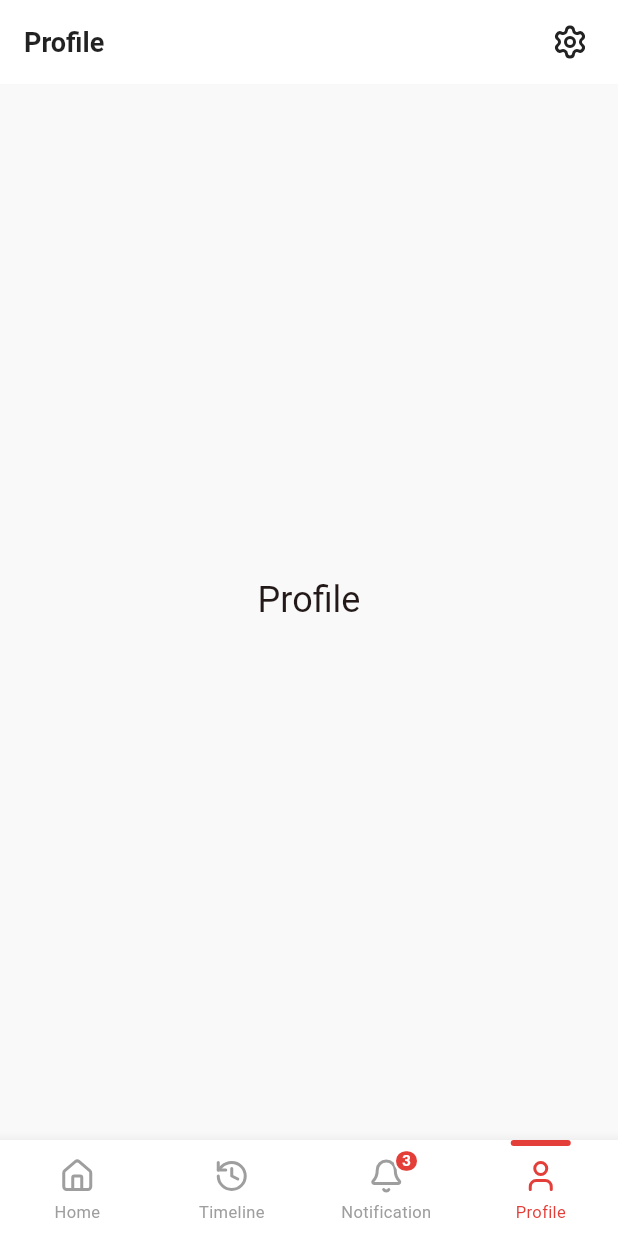
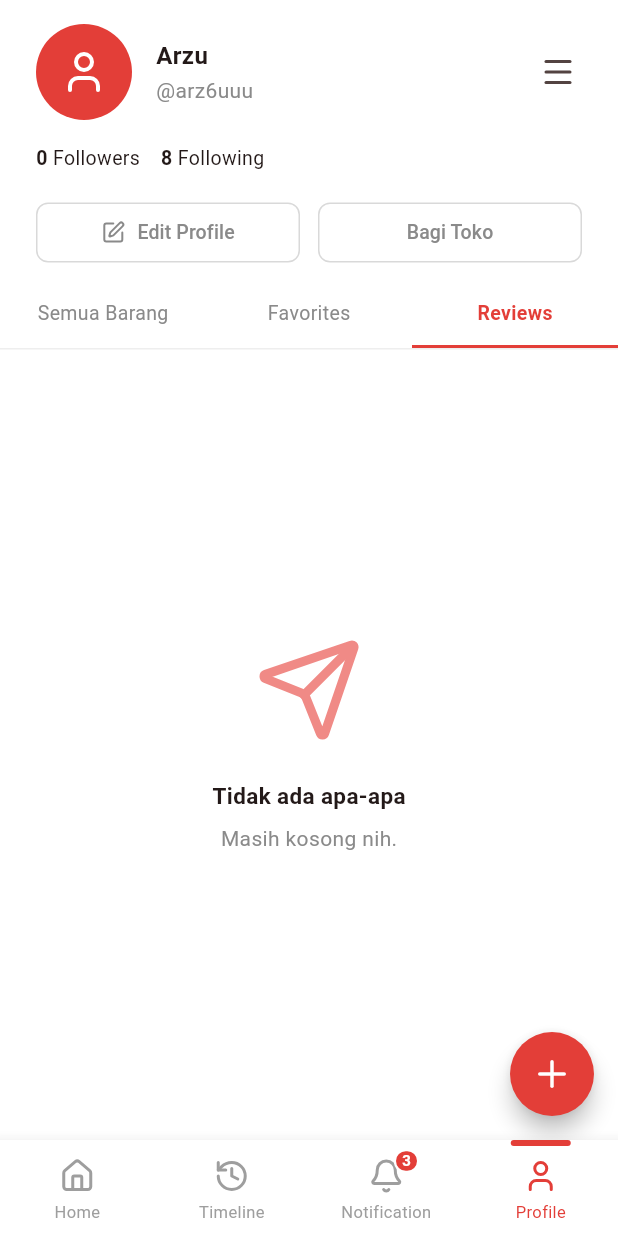
Before and after one commit to Slugazoid/Tel-Used-Mobile, a Flutter app: the screen it shows after launch, item 4 of the bottom bar chosen, on a phone screen of 412 x 824 dp. Run offline on Flutter 3.47's test engine with Material 3 defaults, Android fonts, the phone set to English and light mode, and no system bars; our stand-ins replace go_router, lucide_icons_flutter.

Commit message:
feat/t-11-profile-mobile and t-12-settings-mobile
Still a prototype, not fully function yet. Need testing and integration with route

```diff
--- a/lib/app/route.dart
+++ b/lib/app/route.dart
@@ -6,6 +6,8 @@ import '../core/widgets/State/notification_state.dart';
 import '../core/widgets/Widget/app_top_bar.dart';
 import '../core/widgets/Widget/bottom_navbar.dart';
 import '../core/widgets/Widget/placeholder_screen.dart';
+import '../features/profile/ui/ProfilePage.dart';
+import '../features/settings/ui/SettingsPage.dart';
 
 final GlobalKey<NavigatorState> _rootNavigatorKey = GlobalKey<NavigatorState>();
 
@@ -118,18 +120,7 @@ final GoRouter appRouter = GoRouter(
           routes: [
             GoRoute(
               path: '/profile',
-              builder: (context, state) => PlaceholderScreen(
-                title: 'Profile',
-                appBar: AppTopBar.withActions(
-                  title: 'Profile',
-                  actions: [
-                    AppTopBar.action(
-                      icon: LucideIcons.settings,
-                      onPressed: () {},
-                    ),
-                  ],
-                ),
-              ),
+              builder: (context, state) => const ProfilePage(),
             ),
           ],
         ),
@@ -167,6 +158,10 @@ final GoRouter appRouter = GoRouter(
       ),
     ),
     GoRoute(
+      path: '/settings',
+      builder: (context, state) => const SettingsPage(),
+    ),
+    GoRoute(
       path: '/chat/:id',
       builder: (context, state) => PlaceholderScreen(
         title: 'Chat #${state.pathParameters['id']}',
--- a/lib/features/profile/ui/ProfilePage.dart
+++ b/lib/features/profile/ui/ProfilePage.dart
@@ -0,0 +1,247 @@
+import 'package:flutter/material.dart';
+import 'package:go_router/go_router.dart';
+import 'package:lucide_icons_flutter/lucide_icons.dart';
+
+import '../../../core/widgets/Const/colors.dart';
+
+class ProfilePage extends StatefulWidget {
+  const ProfilePage({super.key});
+
+  @override
+  State<ProfilePage> createState() => _ProfilePageState();
+}
+
+class _ProfilePageState extends State<ProfilePage> {
+  static const _tabs = ['Semua Barang', 'Favorites', 'Reviews'];
+  static const _grey = Color(0xFF8A8A8A);
+  static const _border = Color(0xFFD9D9D9);
+
+  // Sesuai Figma: tab Reviews yang sedang aktif.
+  int _tabIndex = 2;
+
+  @override
+  Widget build(BuildContext context) {
+    return Scaffold(
+      backgroundColor: Colors.white,
+      floatingActionButton: FloatingActionButton(
+        onPressed: () {},
+        backgroundColor: kPrimaryColor,
+        foregroundColor: Colors.white,
+        shape: const CircleBorder(),
+        child: const Icon(LucideIcons.plus, size: 28),
+      ),
+      body: SafeArea(
+        child: Column(
+          children: [
+            _buildHeader(),
+            _buildActions(),
+            _buildTabs(),
+            Expanded(child: _buildContent()),
+          ],
+        ),
+      ),
+    );
+  }
+
+  Widget _buildHeader() {
+    return Padding(
+      padding: const EdgeInsets.fromLTRB(24, 16, 16, 0),
+      child: Column(
+        crossAxisAlignment: CrossAxisAlignment.start,
+        children: [
+          Row(
+            children: [
+              const CircleAvatar(
+                radius: 32,
+                backgroundColor: kPrimaryColor,
+                child: Icon(LucideIcons.user, color: Colors.white, size: 32),
+              ),
+              const SizedBox(width: 16),
+              const Expanded(
+                child: Column(
+                  crossAxisAlignment: CrossAxisAlignment.start,
+                  children: [
+                    Text(
+                      'Arzu',
+                      style: TextStyle(fontSize: 16, fontWeight: FontWeight.w600),
+                    ),
+                    SizedBox(height: 2),
+                    Text('@arz6uuu', style: TextStyle(color: _grey)),
+                  ],
+                ),
+              ),
+              IconButton(
+                onPressed: () => context.push('/settings'),
+                icon: const Icon(LucideIcons.menu, size: 24),
+              ),
+            ],
+          ),
+          const SizedBox(height: 16),
+          const Text.rich(
+            TextSpan(
+              style: TextStyle(fontSize: 13),
+              children: [
+                TextSpan(
+                  text: '0',
+                  style: TextStyle(fontWeight: FontWeight.w600),
+                ),
+                TextSpan(text: ' Followers    '),
+                TextSpan(
+                  text: '8',
+                  style: TextStyle(fontWeight: FontWeight.w600),
+                ),
+                TextSpan(text: ' Following'),
+              ],
+            ),
+          ),
+        ],
+      ),
+    );
+  }
+
+  Widget _buildActions() {
+    return Padding(
+      padding: const EdgeInsets.fromLTRB(24, 16, 24, 8),
+      child: Row(
+        children: [
+          Expanded(
+            child: _outlinedButton(LucideIcons.squarePen, 'Edit Profile'),
+          ),
+          const SizedBox(width: 12),
+          Expanded(child: _outlinedButton(null, 'Bagi Toko')),
+        ],
+      ),
+    );
+  }
+
+  Widget _outlinedButton(IconData? icon, String label) {
+    return OutlinedButton(
+      onPressed: () {},
+      style: OutlinedButton.styleFrom(
+        foregroundColor: _grey,
+        side: const BorderSide(color: _border),
+        shape: RoundedRectangleBorder(borderRadius: BorderRadius.circular(8)),
+        padding: const EdgeInsets.symmetric(vertical: 10),
+      ),
+      child: Row(
+        mainAxisAlignment: MainAxisAlignment.center,
+        children: [
+          if (icon != null) ...[
+            Icon(icon, size: 16),
+            const SizedBox(width: 8),
+          ],
+          Text(label, style: const TextStyle(fontSize: 13)),
+        ],
+      ),
+    );
+  }
+
+  Widget _buildTabs() {
+    return Container(
+      decoration: const BoxDecoration(
+        border: Border(bottom: BorderSide(color: Color(0xFFEEEEEE))),
+      ),
+      child: Row(
+        children: List.generate(_tabs.length, (i) {
+          final selected = i == _tabIndex;
+          return Expanded(
+            child: InkWell(
+              onTap: () => setState(() => _tabIndex = i),
+              child: Container(
+                alignment: Alignment.center,
+                padding: const EdgeInsets.symmetric(vertical: 12),
+                decoration: BoxDecoration(
+                  border: Border(
+                    bottom: BorderSide(
+                      color: selected ? kPrimaryColor : Colors.transparent,
+                      width: 2,
+                    ),
+                  ),
+                ),
+                child: Text(
+                  _tabs[i],
+                  style: TextStyle(
+                    fontSize: 13,
+                    color: selected ? kPrimaryColor : _grey,
+                    fontWeight: selected ? FontWeight.w600 : FontWeight.normal,
+                  ),
+                ),
+              ),
+            ),
+          );
+        }),
+      ),
+    );
+  }
+
+  Widget _buildContent() {
+    // Semua tab masih kosong; backend belum ada.
+    return Column(
+      children: [
+        if (_tabIndex == 0) _buildFilterRow(),
+        const Expanded(child: _EmptyState()),
+      ],
+    );
+  }
+
+  Widget _buildFilterRow() {
+    return Padding(
+      padding: const EdgeInsets.fromLTRB(16, 16, 16, 0),
+      child: Row(
+        children: [
+          _chip(child: const Icon(LucideIcons.slidersHorizontal, size: 16)),
+          const SizedBox(width: 8),
+          _chip(
+            child: const Text(
+              'Sort by',
+              style: TextStyle(fontSize: 13, color: _grey),
+            ),
+          ),
+          const Spacer(),
+          const Icon(LucideIcons.layoutGrid, size: 22, color: _grey),
+        ],
+      ),
+    );
+  }
+
+  Widget _chip({required Widget child}) {
+    return Container(
+      padding: const EdgeInsets.symmetric(horizontal: 12, vertical: 8),
+      decoration: BoxDecoration(
+        border: Border.all(color: _border),
+        borderRadius: BorderRadius.circular(8),
+      ),
+      child: child,
+    );
+  }
+}
+
+class _EmptyState extends StatelessWidget {
+  const _EmptyState();
+
+  @override
+  Widget build(BuildContext context) {
+    return const Center(
+      child: Column(
+        mainAxisSize: MainAxisSize.min,
+        children: [
+          Icon(
+            LucideIcons.send,
+            size: 72,
+            color: Color(0xFFF08A86),
+          ),
+          SizedBox(height: 24),
+          Text(
+            'Tidak ada apa-apa',
+            style: TextStyle(fontSize: 15, fontWeight: FontWeight.w600),
+          ),
+          SizedBox(height: 8),
+          Text(
+            'Masih kosong nih.',
+            style: TextStyle(color: Color(0xFF8A8A8A)),
+          ),
+        ],
+      ),
+    );
+  }
+}
```
Also changed, not shown: lib/features/settings/ui/SettingsPage.dart (added, +145 -0 lines), lib/main.dart (+20 -0 lines), 2 other files.
